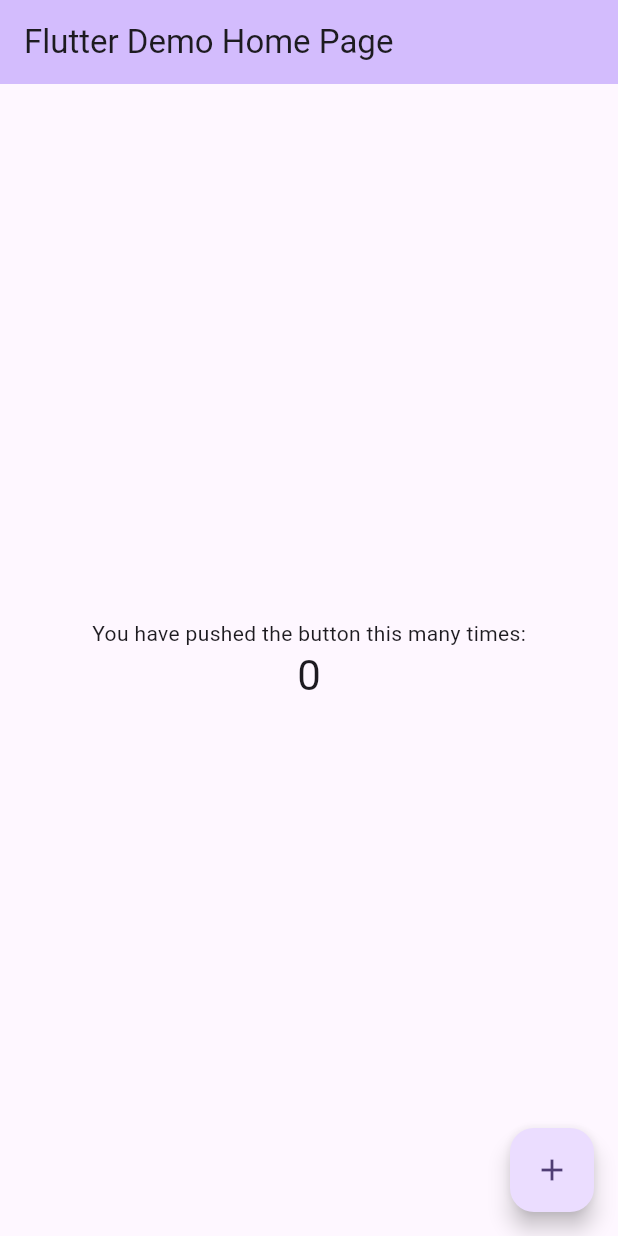
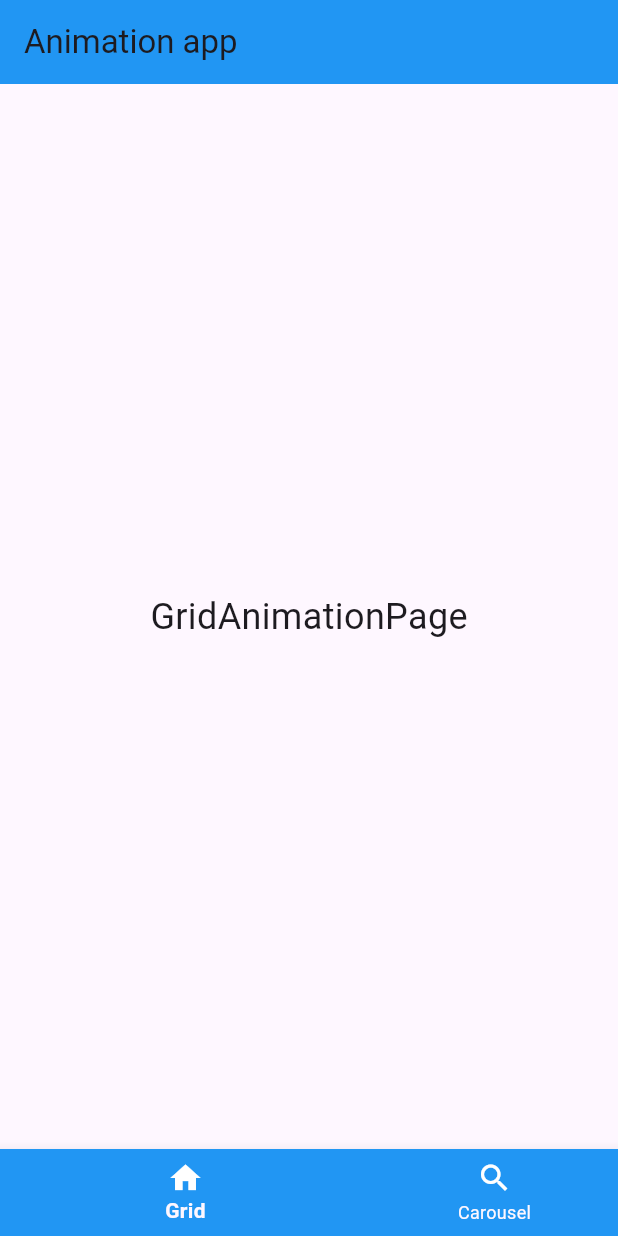
Before and after one commit to sz-adam/flutter-exercises, a Flutter app: the screen it shows after launch, on a phone screen of 412 x 824 dp. Run offline on Flutter 3.47's test engine with Material 3 defaults, Android fonts, the phone set to English and light mode, and no system bars; our stand-ins replace flutter_dotenv, flutter_riverpod, image_picker, local_auth.

Commit message:
bottom navigation to isolate animations

```diff
--- a/animation/lib/main.dart
+++ b/animation/lib/main.dart
@@ -1,3 +1,4 @@
+import 'package:animation/navigation/bottom_navigation.dart';
 import 'package:flutter/material.dart';
 
 void main() {
@@ -31,95 +32,7 @@ class MyApp extends StatelessWidget {
         colorScheme: ColorScheme.fromSeed(seedColor: Colors.deepPurple),
         useMaterial3: true,
       ),
-      home: const MyHomePage(title: 'Flutter Demo Home Page'),
+      home: BottomNavigation(),
     );
   }
 }
-
-class MyHomePage extends StatefulWidget {
-  const MyHomePage({super.key, required this.title});
-
-  // This widget is the home page of your application. It is stateful, meaning
-  // that it has a State object (defined below) that contains fields that affect
-  // how it looks.
-
-  // This class is the configuration for the state. It holds the values (in this
-  // case the title) provided by the parent (in this case the App widget) and
-  // used by the build method of the State. Fields in a Widget subclass are
-  // always marked "final".
-
-  final String title;
-
-  @override
-  State<MyHomePage> createState() => _MyHomePageState();
-}
-
-class _MyHomePageState extends State<MyHomePage> {
-  int _counter = 0;
-
-  void _incrementCounter() {
-    setState(() {
-      // This call to setState tells the Flutter framework that something has
-      // changed in this State, which causes it to rerun the build method below
-      // so that the display can reflect the updated values. If we changed
-      // _counter without calling setState(), then the build method would not be
-      // called again, and so nothing would appear to happen.
-      _counter++;
-    });
-  }
-
-  @override
-  Widget build(BuildContext context) {
-    // This method is rerun every time setState is called, for instance as done
-    // by the _incrementCounter method above.
-    //
-    // The Flutter framework has been optimized to make rerunning build methods
-    // fast, so that you can just rebuild anything that needs updating rather
-    // than having to individually change instances of widgets.
-    return Scaffold(
-      appBar: AppBar(
-        // TRY THIS: Try changing the color here to a specific color (to
-        // Colors.amber, perhaps?) and trigger a hot reload to see the AppBar
-        // change color while the other colors stay the same.
-        backgroundColor: Theme.of(context).colorScheme.inversePrimary,
-        // Here we take the value from the MyHomePage object that was created by
-        // the App.build method, and use it to set our appbar title.
-        title: Text(widget.title),
-      ),
-      body: Center(
-        // Center is a layout widget. It takes a single child and positions it
-        // in the middle of the parent.
-        child: Column(
-          // Column is also a layout widget. It takes a list of children and
-          // arranges them vertically. By default, it sizes itself to fit its
-          // children horizontally, and tries to be as tall as its parent.
-          //
-          // Column has various properties to control how it sizes itself and
-          // how it positions its children. Here we use mainAxisAlignment to
-          // center the children vertically; the main axis here is the vertical
-          // axis because Columns are vertical (the cross axis would be
-          // horizontal).
-          //
-          // TRY THIS: Invoke "debug painting" (choose the "Toggle Debug Paint"
-          // action in the IDE, or press "p" in the console), to see the
-          // wireframe for each widget.
-          mainAxisAlignment: MainAxisAlignment.center,
-          children: <Widget>[
-            const Text(
-              'You have pushed the button this many times:',
-            ),
-            Text(
-              '$_counter',
-              style: Theme.of(context).textTheme.headlineMedium,
-            ),
-          ],
-        ),
-      ),
-      floatingActionButton: FloatingActionButton(
-        onPressed: _incrementCounter,
-        tooltip: 'Increment',
-        child: const Icon(Icons.add),
-      ), // This trailing comma makes auto-formatting nicer for build methods.
-    );
-  }
-}
--- /dev/null
+++ b/animation/lib/navigation/bottom_navigation.dart
@@ -0,0 +1,67 @@
+import 'package:flutter/material.dart';
+
+class BottomNavigation extends StatefulWidget {
+  @override
+  _BottomNavigationState createState() => _BottomNavigationState();
+}
+
+class _BottomNavigationState extends State<BottomNavigation> {
+  int _selectedIndex = 0;
+
+  // Oldalak, ikonok, háttérszínek és ikon színek tömbben
+  final List<Map<String, dynamic>> _pages = [
+    {
+      'page': Text('GridAnimationPage', style: TextStyle(fontSize: 24)),
+      'icon': Icons.home,
+      'backgroundColor': Colors.blue,
+      'iconColor': Colors.white,
+      'label': 'Grid',
+    },
+    {
+      'page': Text('CarouselPage', style: TextStyle(fontSize: 24)),
+      'icon': Icons.search,
+      'backgroundColor': Colors.green,
+      'iconColor': Colors.white,
+      'label': 'Carousel',
+    },
+  ];
+
+  void _onItemTapped(int index) {
+    setState(() {
+      _selectedIndex = index;
+    });
+  }
+
+  @override
+  Widget build(BuildContext context) {
+    return Scaffold(
+      appBar: AppBar(
+        title: const Text('Animation app'),
+        backgroundColor: _pages[_selectedIndex]['backgroundColor'],
+      ),
+      body: Center(
+        child: _pages[_selectedIndex]['page'],
+      ),
+      bottomNavigationBar: BottomNavigationBar(
+        items: _pages.map((page) {
+          return BottomNavigationBarItem(
+            icon: Icon(
+              page['icon'],
+              color: page['iconColor'],
+            ),
+            label: page['label'],
+            backgroundColor: page['backgroundColor'],
+          );
+        }).toList(),
+        currentIndex: _selectedIndex,
+        onTap: _onItemTapped,
+        type: BottomNavigationBarType.shifting,
+        showUnselectedLabels: true,
+        selectedLabelStyle: const TextStyle(
+          fontSize: 14,
+          fontWeight: FontWeight.bold,
+        ),
+      ),
+    );
+  }
+}
--- /dev/null
+++ b/animation/lib/page/carousel_page.dart
@@ -0,0 +1,17 @@
+import 'package:flutter/material.dart';
+
+class CarouselPage extends StatefulWidget {
+  const CarouselPage({ Key? key }) : super(key: key);
+
+  @override
+  _CarouselPageState createState() => _CarouselPageState();
+}
+
+class _CarouselPageState extends State<CarouselPage> {
+  @override
+  Widget build(BuildContext context) {
+    return Container(
+
+    );
+  }
+}
--- /dev/null
+++ b/animation/lib/page/grid_animation_page.dart
@@ -0,0 +1,17 @@
+import 'package:flutter/material.dart';
+
+class GridAnimationPage extends StatefulWidget {
+  const GridAnimationPage({ Key? key }) : super(key: key);
+
+  @override
+  _GridAnimationPageState createState() => _GridAnimationPageState();
+}
+
+class _GridAnimationPageState extends State<GridAnimationPage> {
+  @override
+  Widget build(BuildContext context) {
+    return Container(
+      child: Center(child: Text('Grid animation'),),
+    );
+  }
+}
```
